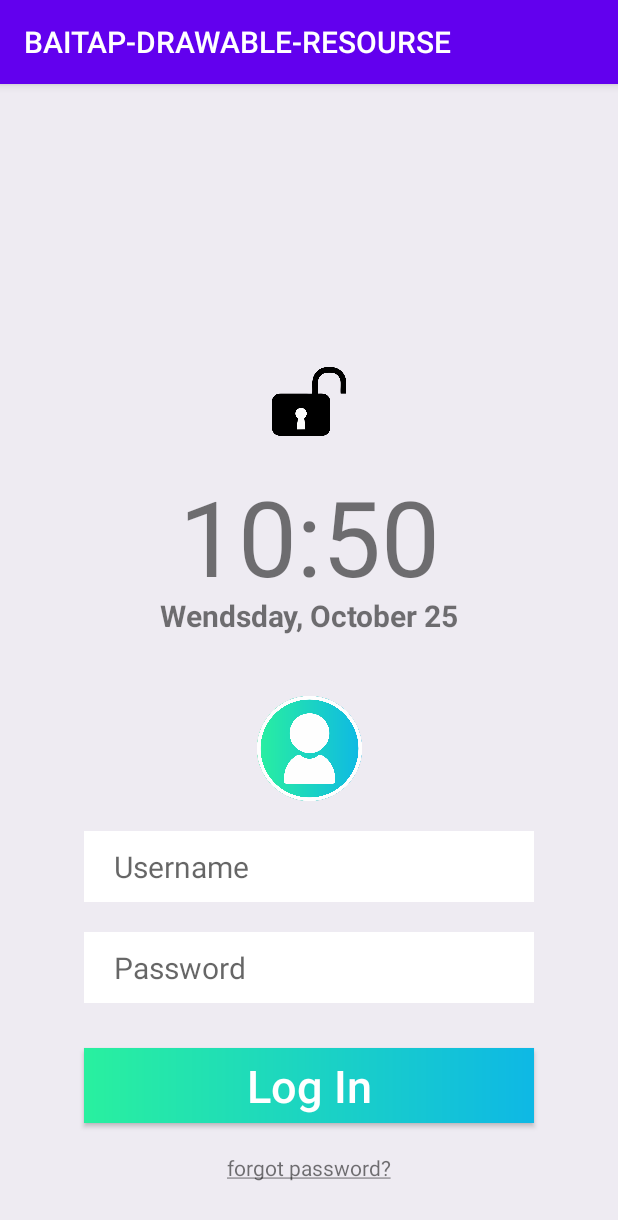
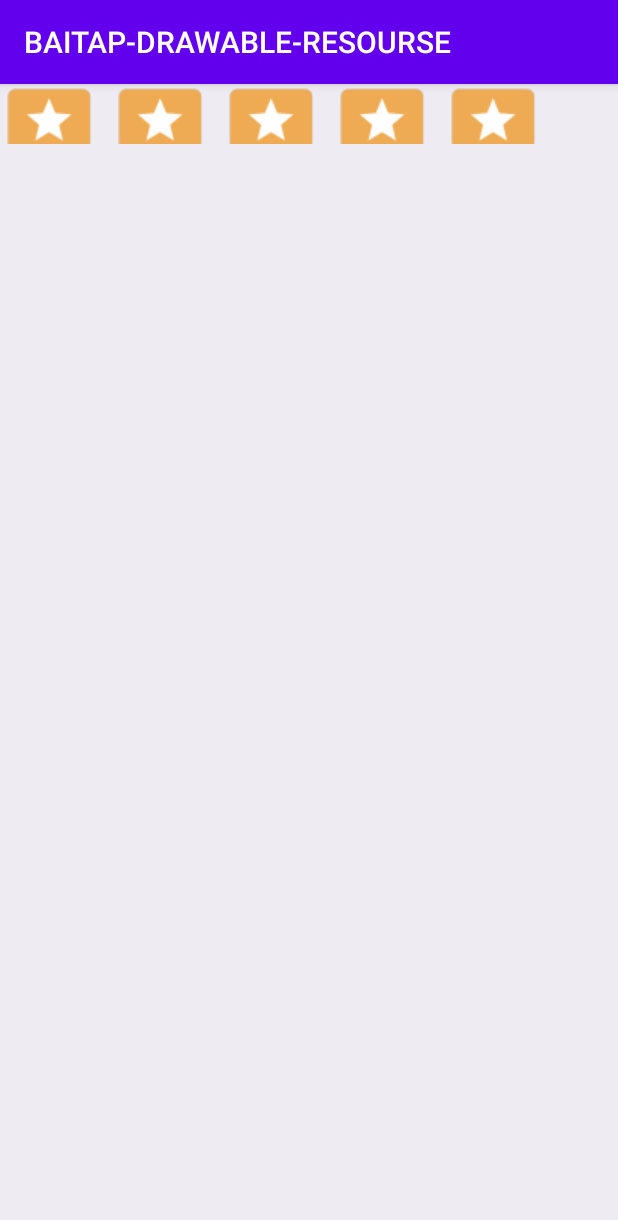
Before and after one commit to phamtandatx/ANDROID-BAITAP-DRAWABLE-RESOURSE, an Android app: the screen it shows after launch (MainActivity), on a phone screen of 412 x 824 dp. Shown: the top 1220 px of the screen. Run offline under Robolectric (Android 15) with nearby library versions, the phone set to English and light mode, and no system bars.

Commit message:
commit temp 1

```diff
--- a/app/src/main/java/com/example/baitap_drawable_resourse/MainActivity.java
+++ b/app/src/main/java/com/example/baitap_drawable_resourse/MainActivity.java
@@ -4,10 +4,10 @@ import androidx.appcompat.app.AppCompatActivity;
 
 import android.graphics.Paint;
 import android.os.Bundle;
+import android.widget.RatingBar;
 import android.widget.TextView;
 
 import org.w3c.dom.Text;
-
 import java.text.DateFormat;
 import java.util.Date;
 
@@ -19,7 +19,7 @@ public class MainActivity extends AppCompatActivity {
     protected void onCreate(Bundle savedInstanceState) {
         super.onCreate(savedInstanceState);
         setContentView(R.layout.activity_main);
-        String minutes = DateFormat.getDateTimeInstance().format(new Date());
-////        textView4.setText(minutes);
+
+
     }
 }
--- /dev/null
+++ b/app/src/main/res/drawable/ratingbar_cs.xml
@@ -0,0 +1,12 @@
+<?xml version="1.0" encoding="utf-8"?><!--suppress AndroidDomInspection -->
+<layer-list xmlns:android="http://schemas.android.com/apk/res/android">
+    <item
+        android:id="@+id/background"
+        android:drawable="@drawable/star_empty" />
+    <item
+        android:id="@+id/secondaryProgress"
+        android:drawable="@drawable/star_empty" />
+    <item
+        android:id="@+id/Progress"
+        android:drawable="@drawable/star_filled" />
+</layer-list>
--- /dev/null
+++ b/app/src/main/res/drawable/ratingbar_empty.xml
@@ -0,0 +1,12 @@
+<?xml version="1.0" encoding="utf-8"?>
+<selector xmlns:android="http://schemas.android.com/apk/res/android">
+
+    <item android:drawable="@drawable/star_empty" android:state_pressed="true" android:state_window_focused="true" />
+
+    <item android:drawable="@drawable/star_empty" android:state_focused="true" android:state_window_focused="true" />
+
+    <item android:drawable="@drawable/star_empty" android:state_selected="true" android:state_window_focused="true" />
+
+    <item android:drawable="@drawable/star_empty" />
+
+</selector>
--- /dev/null
+++ b/app/src/main/res/drawable/ratingbar_filled.xml
@@ -0,0 +1,12 @@
+<?xml version="1.0" encoding="utf-8"?>
+<selector xmlns:android="http://schemas.android.com/apk/res/android">
+
+    <item android:drawable="@drawable/star_filled" android:state_pressed="true" android:state_window_focused="true" />
+
+    <item android:drawable="@drawable/star_filled" android:state_focused="true" android:state_window_focused="true" />
+
+    <item android:drawable="@drawable/star_filled" android:state_selected="true" android:state_window_focused="true" />
+
+    <item android:drawable="@drawable/star_filled" />
+
+</selector>
--- a/app/src/main/res/layout/activity_main.xml
+++ b/app/src/main/res/layout/activity_main.xml
@@ -7,113 +7,13 @@
     android:background="#EEEBF2"
     tools:context=".MainActivity">
 
+    <RatingBar
 
-    <ImageView
-        android:layout_marginBottom="20dp"
-        app:layout_constraintBottom_toTopOf="@+id/editText_user"
-        app:layout_constraintLeft_toLeftOf="parent"
-        app:layout_constraintRight_toRightOf="parent"
-        android:id="@+id/imageView2"
-        android:layout_width="70dp"
-        android:layout_height="70dp"
-        android:background="@drawable/user_logo"
-        android:scaleType="fitCenter"
-        app:srcCompat="@drawable/user_logo_2" />
-
-    <Button
-        android:layout_marginBottom="20dp"
-        app:layout_constraintLeft_toLeftOf="parent"
-        app:layout_constraintRight_toRightOf="parent"
-        app:layout_constraintBottom_toTopOf="@id/textView"
-        android:id="@+id/button_login"
-        android:layout_width="300dp"
-        android:layout_height="50dp"
-        android:background="@drawable/button_login"
-        android:text="Log In"
-        android:textAllCaps="false"
-        android:textColor="#fff"
-        android:textSize="30dp" />
-
-    <TextView
-        app:layout_constraintLeft_toLeftOf="parent"
-        app:layout_constraintRight_toRightOf="parent"
-        app:layout_constraintBottom_toBottomOf="parent"
-        android:layout_marginBottom="36dp"
-        android:id="@+id/textView"
+        style="@style/ratingbarStyleIndicator"
         android:layout_width="wrap_content"
         android:layout_height="wrap_content"
-        android:text="@string/forgot_password"
-         />
-
-    <EditText
-        android:layout_marginBottom="20dp"
-        app:layout_constraintBottom_toTopOf="@+id/editText_Pass"
-        app:layout_constraintLeft_toLeftOf="parent"
-        app:layout_constraintRight_toRightOf="parent"
-        android:id="@+id/editText_user"
-        android:layout_width="wrap_content"
-        android:layout_height="wrap_content"
-        android:background="@drawable/input_text"
-        android:inputType="textPersonName"
-        android:hint="Username"
-        android:textColor="#B8B8B8"
-        android:textSize="20dp" />
-
-    <EditText
-        android:layout_marginBottom="30dp"
-        app:layout_constraintBottom_toTopOf="@+id/button_login"
-        android:hint="Password"
-        android:id="@+id/editText_Pass"
-        android:layout_width="wrap_content"
-        android:layout_height="wrap_content"
-        android:background="@drawable/input_text"
-        android:inputType="textPassword"
-        android:textColor="#B8B8B8"
-        android:textSize="20sp"
-        app:layout_constraintLeft_toLeftOf="parent"
-        app:layout_constraintRight_toRightOf="parent"
-        />
-
-    <TextView
-        app:layout_constraintBottom_toTopOf="@+id/imageView2"
-        android:layout_marginBottom="40dp"
-        app:layout_constraintLeft_toLeftOf="parent"
-        app:layout_constraintRight_toRightOf="parent"
-        android:textStyle="bold"
-        android:textSize="20dp"
-        android:id="@+id/textView2"
-        android:layout_width="wrap_content"
-        android:layout_height="wrap_content"
-        android:text="Wendsday, October 25"
-        tools:layout_editor_absoluteX="112dp"
-        tools:layout_editor_absoluteY="129dp" />
-
-    <TextView
-        android:layout_marginBottom="20dp"
-        app:layout_constraintBottom_toBottomOf="@+id/textView2"
-        android:id="@+id/textView4"
-        android:layout_width="wrap_content"
-        android:layout_height="wrap_content"
-        android:text="10:50"
-        android:textSize="70dp"
-        app:layout_constraintLeft_toLeftOf="parent"
-        app:layout_constraintRight_toRightOf="parent" />
-
-    <ImageView
-        android:id="@+id/imageView"
-        android:layout_width="wrap_content"
-        android:layout_height="wrap_content"
-        android:layout_marginBottom="20dp"
-        android:adjustViewBounds="true"
-        android:cropToPadding="true"
-        android:maxWidth="50dp"
-        android:maxHeight="50dp"
-        android:orientation="vertical"
-        android:scaleType="centerInside"
-        app:layout_constraintBottom_toTopOf="@+id/textView4"
-        app:layout_constraintLeft_toLeftOf="parent"
-        app:layout_constraintRight_toRightOf="parent"
-        app:srcCompat="@drawable/unlock_logo" />
-
+        android:numStars="5"
+        android:rating="2.1"
+        android:stepSize="0.5" />
 
 </androidx.constraintlayout.widget.ConstraintLayout>
--- /dev/null
+++ b/app/src/main/res/values/ids.xml
@@ -0,0 +1,4 @@
+<?xml version="1.0" encoding="utf-8"?>
+<resources>
+    <item name="ratingbar" type="id" />
+</resources>
--- a/app/src/main/res/values/styles.xml
+++ b/app/src/main/res/values/styles.xml
@@ -8,4 +8,10 @@
         <item name="colorAccent">@color/colorAccent</item>
     </style>
 
+    <style name="ratingbarStyleIndicator" parent="@android:style/Widget.RatingBar">
+        <item name="android:progressDrawable">@drawable/ratingbar_cs</item>
+        <item name="android:minHeight">20dp</item>
+        <item name="android:maxHeight">40dp</item>
+
+    </style>
 </resources>
```
Also changed, not shown: app/src/main/res/drawable/star_empty.png (added), app/src/main/res/drawable/star_filled.png (added).
